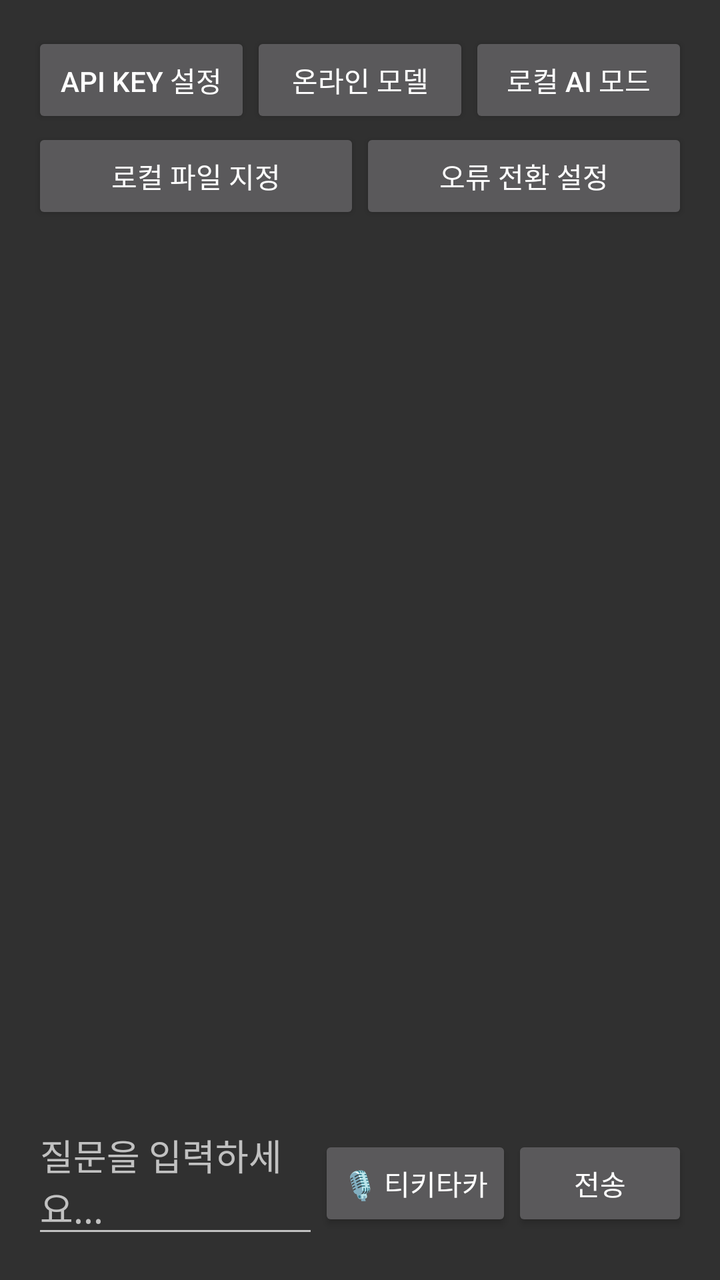
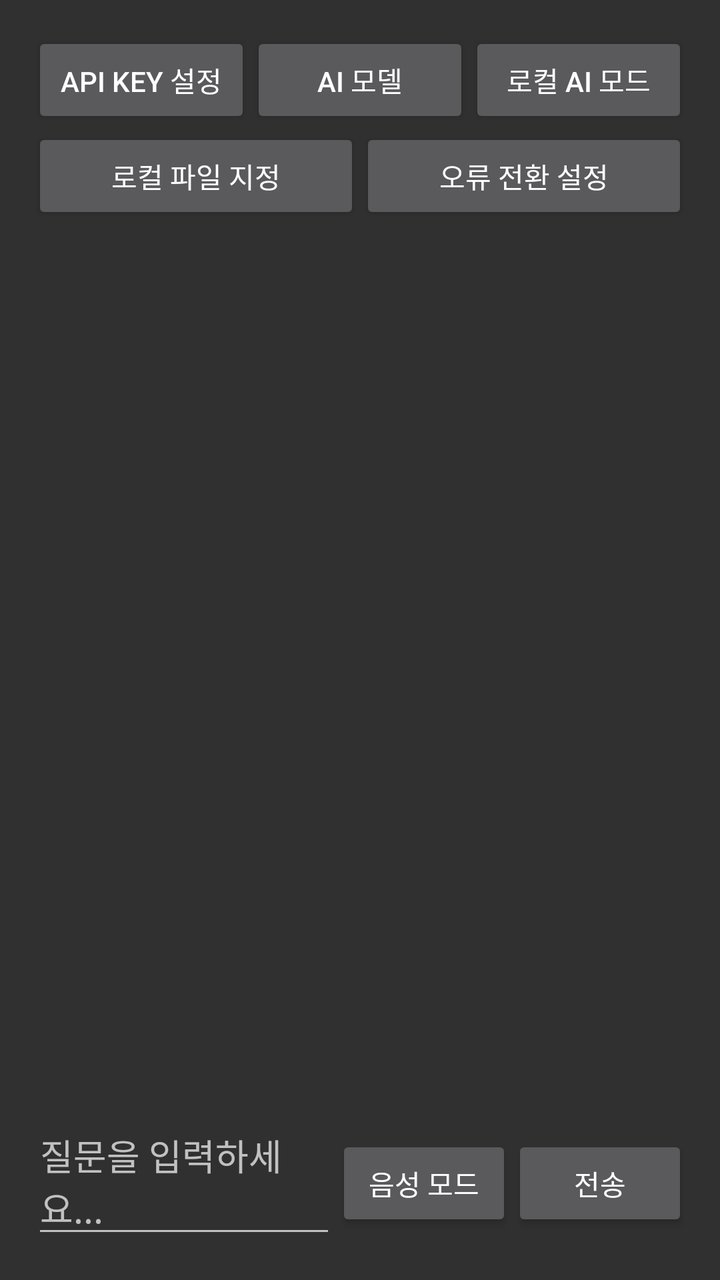

An Android layout rendered at two revisions. The XML below is the earlier revision; the diff shows what the commit changed to produce the second picture.
<!-- AndroidManifest.xml: application theme Theme.AppCompat.NoActionBar -->
<!-- res/layout/activity_main.xml -->
<?xml version="1.0" encoding="utf-8"?>
<LinearLayout xmlns:android="http://schemas.android.com/apk/res/android"
    android:layout_width="match_parent"
    android:layout_height="match_parent"
    android:orientation="vertical"
    android:padding="16dp">

    <LinearLayout
        android:layout_width="match_parent"
        android:layout_height="wrap_content"
        android:orientation="horizontal">

        <Button
            android:id="@+id/btnSetApiKey"
            android:layout_width="0dp"
            android:layout_height="wrap_content"
            android:layout_weight="1"
            android:text="API Key 설정" />

        <Button
            android:id="@+id/btnSelectModel"
            android:layout_width="0dp"
            android:layout_height="wrap_content"
            android:layout_weight="1"
            android:text="온라인 모델" />

        <Button
            android:id="@+id/btnLocalAi"
            android:layout_width="0dp"
            android:layout_height="wrap_content"
            android:layout_weight="1"
            android:text="로컬 AI 모드" />
    </LinearLayout>

    <LinearLayout
        android:layout_width="match_parent"
        android:layout_height="wrap_content"
        android:orientation="horizontal">

        <Button
            android:id="@+id/btnSelectLocalFile"
            android:layout_width="0dp"
            android:layout_height="wrap_content"
            android:layout_weight="1"
            android:text="로컬 파일 지정" />

        <Button
            android:id="@+id/btnFallbackSetting"
            android:layout_width="0dp"
            android:layout_height="wrap_content"
            android:layout_weight="1"
            android:text="오류 전환 설정" />
    </LinearLayout>

    <TextView
        android:id="@+id/tvModelName"
        android:layout_width="match_parent"
        android:layout_height="wrap_content"
        android:paddingTop="8dp"
        android:paddingBottom="8dp"
        android:textSize="16sp"
        android:textStyle="bold" />

    <ScrollView
        android:layout_width="match_parent"
        android:layout_height="0dp"
        android:layout_weight="1"
        android:padding="8dp">

        <TextView
            android:id="@+id/tvResponse"
            android:layout_width="match_parent"
            android:layout_height="wrap_content"
            android:textSize="15sp" />
    </ScrollView>

    <LinearLayout
        android:layout_width="match_parent"
        android:layout_height="wrap_content"
        android:orientation="horizontal">

        <EditText
            android:id="@+id/etInput"
            android:layout_width="0dp"
            android:layout_height="wrap_content"
            android:layout_weight="1"
            android:hint="질문을 입력하세요..." />

        <Button
            android:id="@+id/btnVoice"
            android:layout_width="wrap_content"
            android:layout_height="wrap_content"
            android:text="🎙️ 티키타카" />

        <Button
            android:id="@+id/btnSend"
            android:layout_width="wrap_content"
            android:layout_height="wrap_content"
            android:text="전송" />
    </LinearLayout>

</LinearLayout>
<!-- resources referenced by this layout -->
<resources>

</resources>

<!-- the commit's change to res/layout/activity_main.xml (unified diff, before → after) -->
@@ -22,7 +22,7 @@
             android:layout_width="0dp"
             android:layout_height="wrap_content"
             android:layout_weight="1"
-            android:text="온라인 모델" />
+            android:text="AI 모델" />
 
         <Button
             android:id="@+id/btnLocalAi"
@@ -90,7 +90,7 @@
             android:id="@+id/btnVoice"
             android:layout_width="wrap_content"
             android:layout_height="wrap_content"
-            android:text="🎙️ 티키타카" />
+            android:text="음성 모드" />
 
         <Button
             android:id="@+id/btnSend"
